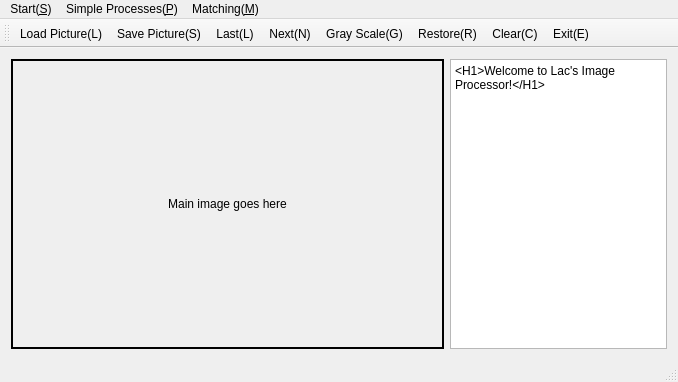
Old version of the form mymainwindow.ui in the repository sheMnapion/Opencv-Qt-Image-Processor.
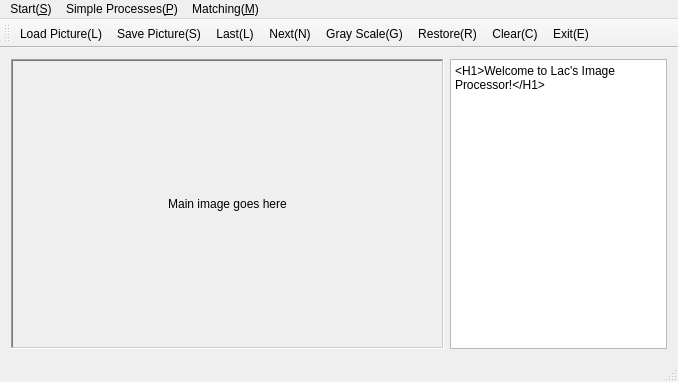
New version of the form. Icons and pictures are not drawn.

Patch:
```diff
--- a/mymainwindow.ui
+++ b/mymainwindow.ui
@@ -17,11 +17,32 @@
    <layout class="QHBoxLayout" name="horizontalLayout_2">
     <item>
      <layout class="QHBoxLayout" name="horizontalLayout" stretch="2,1">
+      <property name="sizeConstraint">
+       <enum>QLayout::SetFixedSize</enum>
+      </property>
       <item>
        <widget class="QLabel" name="label">
+        <property name="sizePolicy">
+         <sizepolicy hsizetype="Preferred" vsizetype="Preferred">
+          <horstretch>0</horstretch>
+          <verstretch>0</verstretch>
+         </sizepolicy>
+        </property>
+        <property name="maximumSize">
+         <size>
+          <width>1200</width>
+          <height>700</height>
+         </size>
+        </property>
         <property name="frameShape">
          <enum>QFrame::WinPanel</enum>
         </property>
+        <property name="frameShadow">
+         <enum>QFrame::Sunken</enum>
+        </property>
+        <property name="lineWidth">
+         <number>0</number>
+        </property>
         <property name="text">
          <string>Main image goes here</string>
         </property>
```
